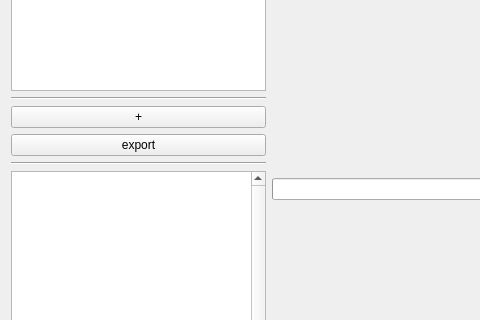
jagodki/qZeb3D, file mainwindow.ui: the form before one commit; both pictures show x 0 to 480 and y 106 to 426 of the 962 by 555 pixel window.
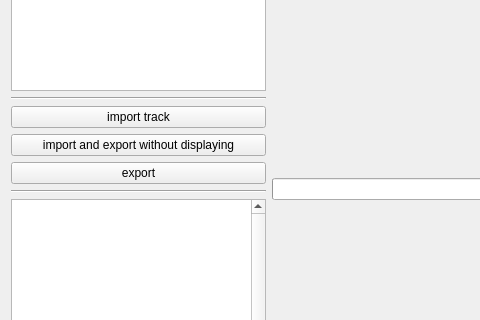
The form after the commit.

Commit message: additional button to import and export on one time without displaying the point cloud

Patch:
```diff
--- a/mainwindow.ui
+++ b/mainwindow.ui
@@ -77,7 +77,14 @@
            </size>
           </property>
           <property name="text">
-           <string>+</string>
+           <string>import track</string>
+          </property>
+         </widget>
+        </item>
+        <item>
+         <widget class="QPushButton" name="pushButton_importexport">
+          <property name="text">
+           <string>import and export without displaying</string>
           </property>
          </widget>
         </item>
```
The commit also changes 9 other files.
